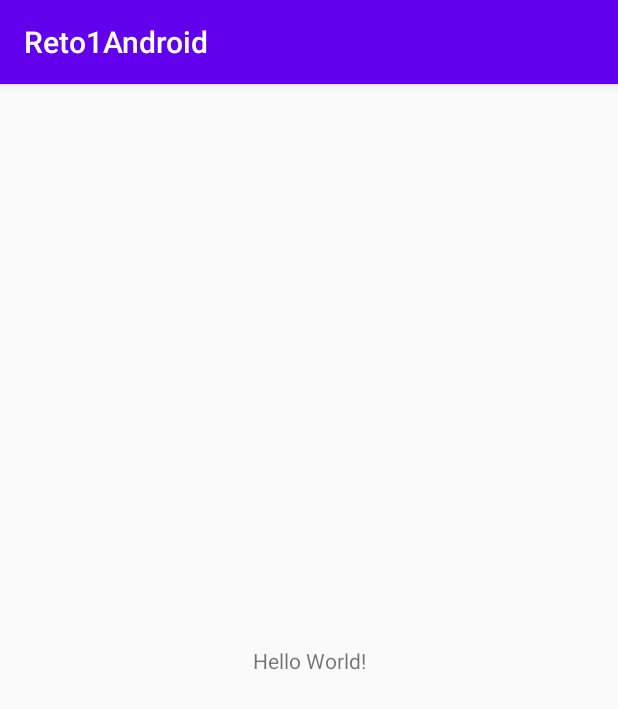
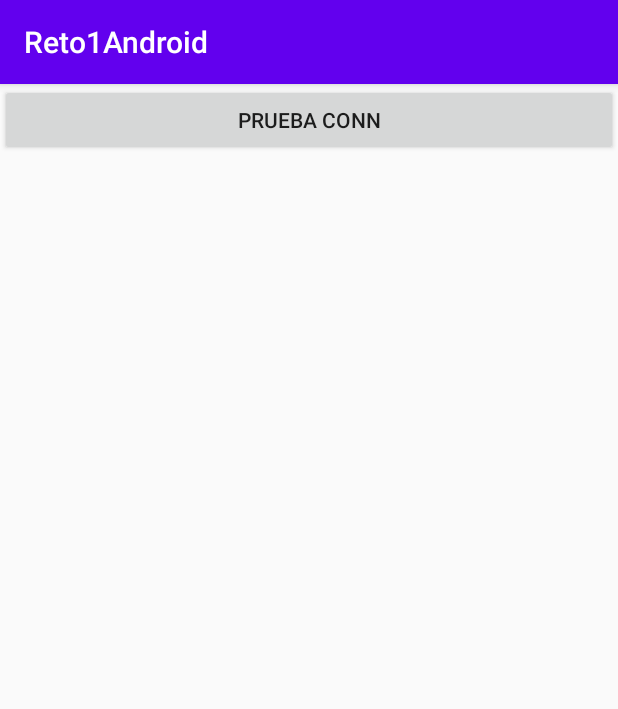
Before and after one commit to SergioDAM3/Reto1Android, an Android app: the screen it shows after launch (MainActivity), on a phone screen of 412 x 824 dp. Shown: the top 709 px of the screen. Run offline under Robolectric (Android 15) with nearby library versions, the phone set to English and light mode, and no system bars.

Commit message:
Conn SQL Server

```diff
--- a/app/build.gradle
+++ b/app/build.gradle
@@ -26,6 +26,7 @@ dependencies {
     implementation fileTree(dir: "libs", include: ["*.jar"])
     implementation 'androidx.appcompat:appcompat:1.2.0'
     implementation 'androidx.constraintlayout:constraintlayout:2.0.4'
+    implementation files('libs\\jtds-1.3.1.jar')
     testImplementation 'junit:junit:4.12'
     androidTestImplementation 'androidx.test.ext:junit:1.1.2'
     androidTestImplementation 'androidx.test.espresso:espresso-core:3.3.0'
--- a/app/src/main/AndroidManifest.xml
+++ b/app/src/main/AndroidManifest.xml
@@ -1,7 +1,7 @@
 <?xml version="1.0" encoding="utf-8"?>
 <manifest xmlns:android="http://schemas.android.com/apk/res/android"
     package="com.example.reto1android">
-
+    /<uses-permission android:name="android.permission.INTERNET" /> <!--Permiso de acceso a SQL Server -->
     <application
         android:allowBackup="true"
         android:icon="@mipmap/ic_launcher"
--- a/app/src/main/res/layout/activity_main.xml
+++ b/app/src/main/res/layout/activity_main.xml
@@ -6,13 +6,20 @@
     android:layout_height="match_parent"
     tools:context=".MainActivity">
 
-    <TextView
-        android:layout_width="wrap_content"
+    <LinearLayout
+        android:id="@+id/prueba"
+        android:layout_width="match_parent"
         android:layout_height="wrap_content"
-        android:text="Hello World!"
-        app:layout_constraintBottom_toBottomOf="parent"
-        app:layout_constraintLeft_toLeftOf="parent"
-        app:layout_constraintRight_toRightOf="parent"
-        app:layout_constraintTop_toTopOf="parent" />
+        android:orientation="vertical"
+        app:layout_constraintEnd_toEndOf="parent"
+        app:layout_constraintStart_toStartOf="parent"
+        app:layout_constraintTop_toTopOf="parent">
 
+        <Button
+            android:id="@+id/pruebaConn"
+            android:layout_width="match_parent"
+            android:layout_height="wrap_content"
+            android:onClick="connDb"
+            android:text="Prueba conn" />
+    </LinearLayout>
 </androidx.constraintlayout.widget.ConstraintLayout>
```
Also changed, not shown: app/src/main/java/com/example/reto1android/MainActivity.java (+7 -0 lines), app/src/main/java/connSqlServer/ConnSqlServer.java (added, +27 -0 lines), app/libs/jtds-1.3.1.jar (added).
